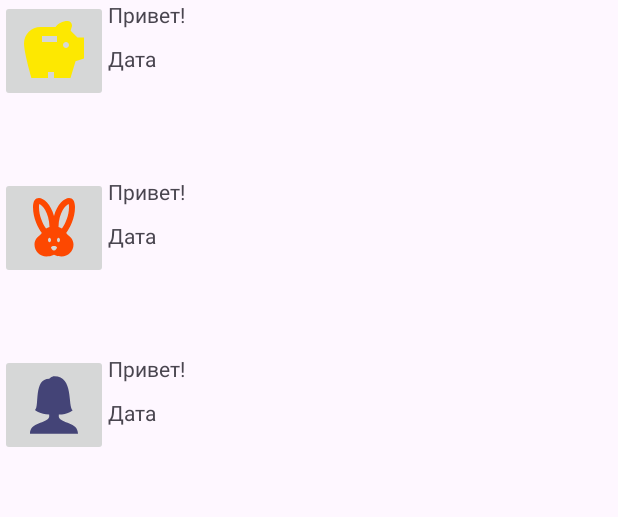
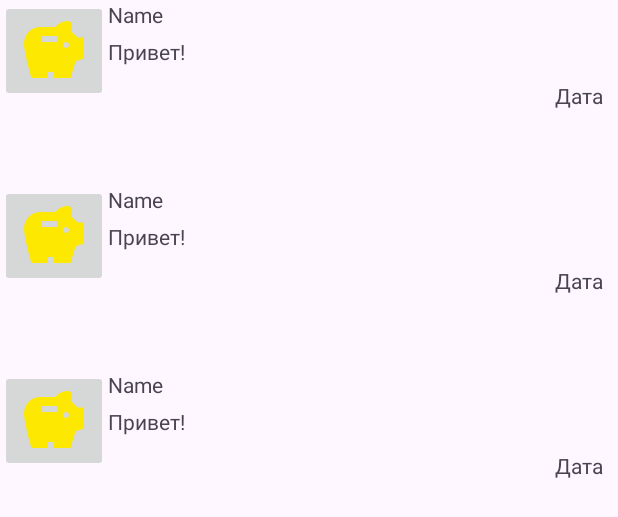
Before and after one commit to DmitriyS2/forExample_talk, an Android app: the layout activity_main.xml on its own in the app's theme, with its tools: preview values and no code run, on a phone screen of 412 x 824 dp. Shown: the top 517 px of the screen. Run offline under Robolectric (Android 15) with nearby library versions, the phone set to English and light mode, and no system bars.

Commit message:
added recyclerview

```diff
--- a/app/src/main/java/ru/netology/catsspeak/dto/post.kt
+++ b/app/src/main/java/ru/netology/catsspeak/dto/post.kt
@@ -2,6 +2,7 @@ package ru.netology.catsspeak.dto
 
 data class Post(
     val id: Int,
+    val user:User,
     val content: String,
     val published: String,
     var light:Boolean
--- a/app/src/main/res/layout/activity_main.xml
+++ b/app/src/main/res/layout/activity_main.xml
@@ -1,91 +1,15 @@
 <?xml version="1.0" encoding="utf-8"?>
-<androidx.constraintlayout.widget.ConstraintLayout xmlns:android="http://schemas.android.com/apk/res/android"
+<FrameLayout xmlns:android="http://schemas.android.com/apk/res/android"
     xmlns:app="http://schemas.android.com/apk/res-auto"
     xmlns:tools="http://schemas.android.com/tools"
     android:layout_width="match_parent"
     android:layout_height="match_parent"
     tools:context=".MainActivity">
-
-    <ImageButton
-        android:id="@+id/avatarPig"
-        android:layout_width="wrap_content"
-        android:layout_height="wrap_content"
-        android:src="@drawable/pig_savings_24"
-        app:layout_constraintStart_toStartOf="parent"
-        app:layout_constraintTop_toTopOf="parent"
-        android:contentDescription="TODO" />
-
-    <TextView
-        android:id="@+id/contentPig"
-        android:layout_width="wrap_content"
-        android:layout_height="wrap_content"
-        tools:text = "Привет!"
-        app:layout_constraintStart_toEndOf="@id/avatarPig"
-        app:layout_constraintTop_toTopOf="@id/avatarPig" />
-
-    <TextView
-        android:id="@+id/publishedPig"
-        android:layout_width="wrap_content"
-        android:layout_height="wrap_content"
-        android:layout_marginTop="10dp"
-        tools:text = "Дата"
-        app:layout_constraintStart_toEndOf="@id/avatarPig"
-        app:layout_constraintTop_toBottomOf="@id/contentPig" />
-
-
-    <ImageButton
-        android:id="@+id/avatarRabbit"
-        android:layout_width="wrap_content"
-        android:layout_height="wrap_content"
-        android:layout_marginTop="@dimen/spacing"
-        android:src="@drawable/rabbit_cruelty_free_24"
-        app:layout_constraintStart_toStartOf="parent"
-        app:layout_constraintTop_toBottomOf="@id/avatarPig"
-        android:contentDescription="TODO" />
-
-    <TextView
-        android:id="@+id/contentRabbit"
-        android:layout_width="wrap_content"
-        android:layout_height="wrap_content"
-        tools:text = "Привет!"
-        app:layout_constraintStart_toEndOf="@id/avatarRabbit"
-        app:layout_constraintTop_toTopOf="@id/avatarRabbit" />
-
-    <TextView
-        android:id="@+id/publishedRabbit"
-        android:layout_width="wrap_content"
-        android:layout_height="wrap_content"
-        android:layout_marginTop="10dp"
-        tools:text = "Дата"
-        app:layout_constraintStart_toEndOf="@id/avatarRabbit"
-        app:layout_constraintTop_toBottomOf="@id/contentRabbit" />
-
-    <ImageButton
-        android:id="@+id/avatarWoman"
-        android:layout_width="wrap_content"
-        android:layout_height="wrap_content"
-        android:layout_marginTop="@dimen/spacing"
-        android:src="@drawable/woman"
-        app:layout_constraintStart_toStartOf="parent"
-        app:layout_constraintTop_toBottomOf="@id/avatarRabbit"
-        android:contentDescription="TODO" />
-
-    <TextView
-        android:id="@+id/contentWoman"
-        android:layout_width="wrap_content"
-        android:layout_height="wrap_content"
-        tools:text = "Привет!"
-
-        app:layout_constraintStart_toEndOf="@id/avatarWoman"
-        app:layout_constraintTop_toTopOf="@id/avatarWoman" />
-
-    <TextView
-        android:id="@+id/publishedWoman"
-        android:layout_width="wrap_content"
-        android:layout_height="wrap_content"
-        android:layout_marginTop="10dp"
-        tools:text = "Дата"
-        app:layout_constraintStart_toEndOf="@id/avatarWoman"
-        app:layout_constraintTop_toBottomOf="@id/contentWoman" />
-
-</androidx.constraintlayout.widget.ConstraintLayout>
+    <androidx.recyclerview.widget.RecyclerView
+        android:id="@+id/list"
+        android:layout_width="match_parent"
+        android:layout_height="match_parent"
+        app:layoutManager="androidx.recyclerview.widget.LinearLayoutManager"
+        tools:listitem="@layout/info_post"
+        />
+</FrameLayout>
--- /dev/null
+++ b/app/src/main/res/layout/info_post.xml
@@ -0,0 +1,103 @@
+<?xml version="1.0" encoding="utf-8"?>
+<androidx.constraintlayout.widget.ConstraintLayout xmlns:android="http://schemas.android.com/apk/res/android"
+    xmlns:app="http://schemas.android.com/apk/res-auto"
+    xmlns:tools="http://schemas.android.com/tools"
+    android:layout_width="match_parent"
+    android:layout_height="wrap_content"
+    android:layout_marginBottom="@dimen/spacing"
+    tools:context=".MainActivity">
+
+    <ImageButton
+        android:id="@+id/avatar"
+        android:layout_width="wrap_content"
+        android:layout_height="wrap_content"
+        android:contentDescription="@string/avatar"
+        app:layout_constraintStart_toStartOf="parent"
+        app:layout_constraintTop_toTopOf="parent"
+        tools:src="@drawable/pig_savings_24" />
+
+    <TextView
+        android:id="@+id/name"
+        android:layout_width="wrap_content"
+        android:layout_height="wrap_content"
+        app:layout_constraintStart_toEndOf="@id/avatar"
+        app:layout_constraintTop_toTopOf="@id/avatar"
+        tools:text="Name" />
+
+    <TextView
+        android:id="@+id/content"
+        android:layout_width="0dp"
+        android:layout_height="wrap_content"
+        android:layout_marginTop="5dp"
+        app:layout_constraintEnd_toEndOf="parent"
+        app:layout_constraintStart_toEndOf="@id/avatar"
+        app:layout_constraintTop_toBottomOf="@id/name"
+        tools:text="Привет!" />
+
+    <TextView
+        android:id="@+id/published"
+        android:layout_width="wrap_content"
+        android:layout_height="wrap_content"
+        android:layout_marginTop="10dp"
+        android:layout_marginEnd="10dp"
+        app:layout_constraintEnd_toEndOf="parent"
+        app:layout_constraintTop_toBottomOf="@id/content"
+        tools:text="Дата" />
+
+
+    <!--    <ImageButton-->
+    <!--        android:id="@+id/avatarRabbit"-->
+    <!--        android:layout_width="wrap_content"-->
+    <!--        android:layout_height="wrap_content"-->
+    <!--        android:layout_marginTop="@dimen/spacing"-->
+    <!--        android:src="@drawable/rabbit_cruelty_free_24"-->
+    <!--        app:layout_constraintStart_toStartOf="parent"-->
+    <!--        app:layout_constraintTop_toBottomOf="@id/avatarPig"-->
+    <!--        android:contentDescription="TODO" />-->
+
+    <!--    <TextView-->
+    <!--        android:id="@+id/contentRabbit"-->
+    <!--        android:layout_width="wrap_content"-->
+    <!--        android:layout_height="wrap_content"-->
+    <!--        tools:text = "Привет!"-->
+    <!--        app:layout_constraintStart_toEndOf="@id/avatarRabbit"-->
+    <!--        app:layout_constraintTop_toTopOf="@id/avatarRabbit" />-->
+
+    <!--    <TextView-->
+    <!--        android:id="@+id/publishedRabbit"-->
+    <!--        android:layout_width="wrap_content"-->
+    <!--        android:layout_height="wrap_content"-->
+    <!--        android:layout_marginTop="10dp"-->
+    <!--        tools:text = "Дата"-->
+    <!--        app:layout_constraintStart_toEndOf="@id/avatarRabbit"-->
+    <!--        app:layout_constraintTop_toBottomOf="@id/contentRabbit" />-->
+
+    <!--    <ImageButton-->
+    <!--        android:id="@+id/avatarWoman"-->
+    <!--        android:layout_width="wrap_content"-->
+    <!--        android:layout_height="wrap_content"-->
+    <!--        android:layout_marginTop="@dimen/spacing"-->
+    <!--        android:src="@drawable/woman"-->
+    <!--        app:layout_constraintStart_toStartOf="parent"-->
+    <!--        app:layout_constraintTop_toBottomOf="@id/avatarRabbit"-->
+    <!--        android:contentDescription="TODO" />-->
+
+    <!--    <TextView-->
+    <!--        android:id="@+id/contentWoman"-->
+    <!--        android:layout_width="wrap_content"-->
+    <!--        android:layout_height="wrap_content"-->
+    <!--        tools:text = "Привет!"-->
+
+    <!--        app:layout_constraintStart_toEndOf="@id/avatarWoman"-->
+    <!--        app:layout_constraintTop_toTopOf="@id/avatarWoman" />-->
+
+    <!--    <TextView-->
+    <!--        android:id="@+id/publishedWoman"-->
+    <!--        android:layout_width="wrap_content"-->
+    <!--        android:layout_height="wrap_content"-->
+    <!--        android:layout_marginTop="10dp"-->
+    <!--        tools:text = "Дата"-->
+    <!--        app:layout_constraintStart_toEndOf="@id/avatarWoman"-->
+    <!--        app:layout_constraintTop_toBottomOf="@id/contentWoman" />-->
+
+</androidx.constraintlayout.widget.ConstraintLayout>
--- a/app/src/main/res/values/strings.xml
+++ b/app/src/main/res/values/strings.xml
@@ -3,4 +3,5 @@
     <string name="post1">Hello, Rabbit! What are you doing?</string>
     <string name="post2">Hello, Pig! I\'m eating carrot. Come on!</string>
     <string name="post3">Hello, animals!</string>
+    <string name="avatar">Avatar</string>
 </resources>
```
Also changed, not shown: app/src/main/java/ru/netology/catsspeak/MainActivity.kt (+15 -37 lines), app/src/main/java/ru/netology/catsspeak/adapter/PostAdapter.kt (added, +59 -0 lines), app/src/main/java/ru/netology/catsspeak/dto/User.kt (added, +7 -0 lines), app/src/main/java/ru/netology/catsspeak/repository/PostRepository.kt (+2 -6 lines), app/src/main/java/ru/netology/catsspeak/repository/PostRepositoryInMemoryImpl.kt (+24 -47 lines), app/src/main/java/ru/netology/catsspeak/viewmodel/PostViewModel.kt (+2 -6 lines).
